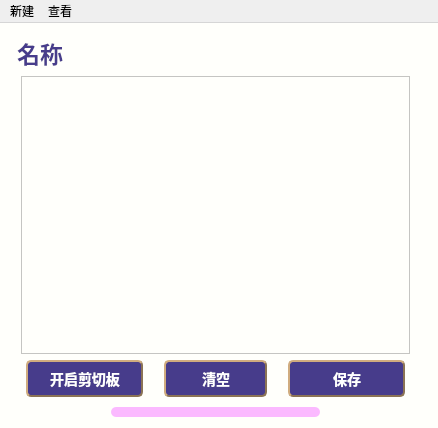
Qt form note/mainwindow.ui (ccy-git/note) before a commit.
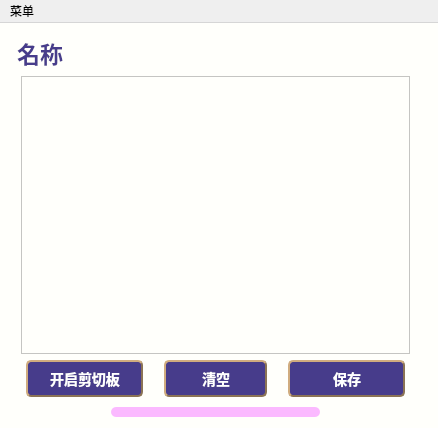
The same form after that commit.

What changed in the file:
```diff
--- a/note/mainwindow.ui
+++ b/note/mainwindow.ui
@@ -229,19 +229,13 @@
    </property>
    <widget class="QMenu" name="menuNote">
     <property name="title">
-     <string>新建</string>
+     <string>菜单</string>
     </property>
     <addaction name="addList"/>
     <addaction name="addText"/>
-   </widget>
-   <widget class="QMenu" name="menu">
-    <property name="title">
-     <string>查看</string>
-    </property>
-    <addaction name="myNote"/>
+    <addaction name="open"/>
    </widget>
    <addaction name="menuNote"/>
-   <addaction name="menu"/>
   </widget>
   <action name="addList">
    <property name="text">
```
Left out of the diff: 8 changed lines with no effect on the pictures.
